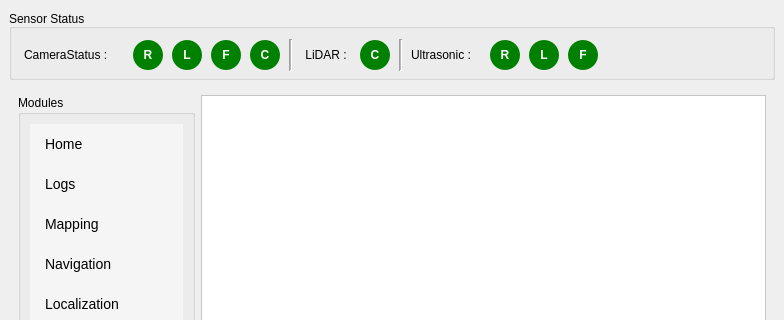
The window that src/test_tool/src/iris_tool/mainwindow.ui (Madhanprince/iris_test_tool) describes before a commit, drawn with Qt 5; both pictures show x 0 to 784 and y 0 to 320 of the 784 by 615 pixel window.
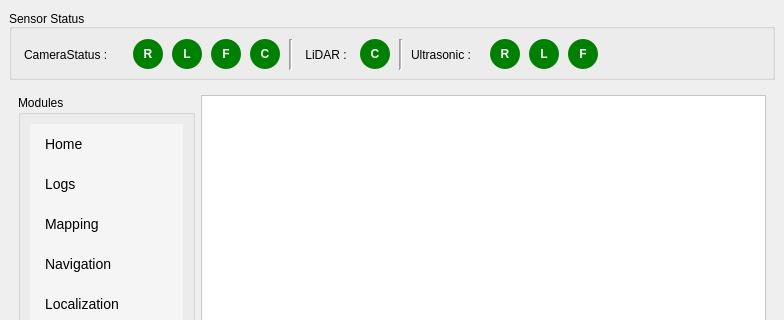
The same window after the commit. The open tabs and pages were chosen to show the change.

What changed in the file:
```diff
--- a/src/test_tool/src/iris_tool/mainwindow.ui
+++ b/src/test_tool/src/iris_tool/mainwindow.ui
@@ -62,7 +62,7 @@
          <x>12</x>
          <y>30</y>
          <width>591</width>
-         <height>32</height>
+         <height>31</height>
         </rect>
        </property>
        <property name="minimumSize">
@@ -699,11 +699,16 @@
           </layout>
          </widget>
          <widget class="QWidget" name="Mapping">
-          <layout class="QVBoxLayout" name="verticalLayout_6">
-           <item>
-            <widget class="QWidget" name="widget_2" native="true"/>
-           </item>
-          </layout>
+          <widget class="QWidget" name="widget_2" native="true">
+           <property name="geometry">
+            <rect>
+             <x>9</x>
+             <y>9</y>
+             <width>543</width>
+             <height>440</height>
+            </rect>
+           </property>
+          </widget>
          </widget>
         </widget>
        </item>
```
Left out of the diff: 6 changed lines with no effect on the pictures.
